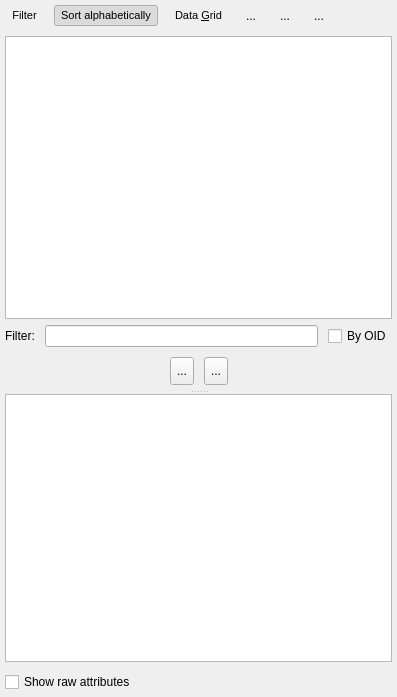
Qt form libs/libgui/ui/tools/databaseexplorerwidget.ui (pgmodeler/pgmodeler) before a commit.
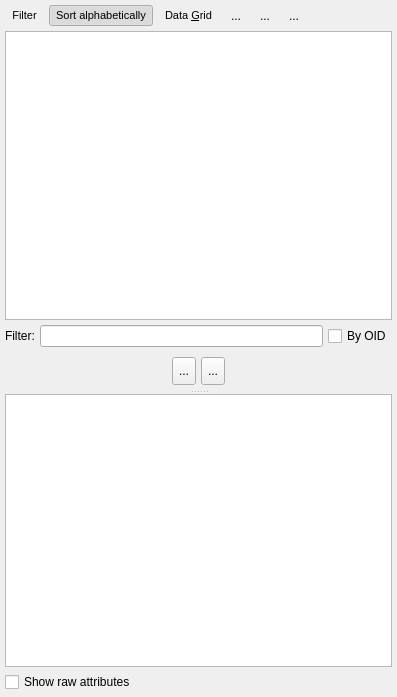
The same form after that commit. Icons and pictures are not drawn.

Commit message: Adjusted the layouts spacing in ui/tools/* and ui/widget/*

Patch:
```diff
--- a/libs/libgui/ui/tools/databaseexplorerwidget.ui
+++ b/libs/libgui/ui/tools/databaseexplorerwidget.ui
@@ -21,7 +21,7 @@
   </property>
   <layout class="QVBoxLayout" name="verticalLayout_3">
    <property name="spacing">
-    <number>10</number>
+    <number>5</number>
    </property>
    <property name="leftMargin">
     <number>5</number>
@@ -38,7 +38,7 @@
    <item>
     <layout class="QHBoxLayout" name="horizontalLayout_5">
      <property name="spacing">
-      <number>10</number>
+      <number>5</number>
      </property>
      <item>
       <widget class="QToolButton" name="toggle_display_tb">
@@ -302,6 +302,9 @@
      </property>
      <widget class="QWidget" name="layoutWidget">
       <layout class="QVBoxLayout" name="verticalLayout">
+       <property name="spacing">
+        <number>5</number>
+       </property>
        <item>
         <widget class="QTreeWidget" name="objects_trw">
          <property name="enabled">
@@ -336,8 +339,8 @@
          </property>
          <property name="iconSize">
           <size>
-           <width>25</width>
-           <height>25</height>
+           <width>22</width>
+           <height>22</height>
           </size>
          </property>
          <property name="textElideMode">
@@ -414,6 +417,9 @@
           </property>
           <item row="1" column="0">
            <layout class="QHBoxLayout" name="horizontalLayout_8">
+            <property name="spacing">
+             <number>5</number>
+            </property>
             <item>
              <spacer name="horizontalSpacer_4">
               <property name="orientation">
@@ -509,7 +515,7 @@
           <item row="0" column="0">
            <layout class="QHBoxLayout" name="horizontalLayout_7">
             <property name="spacing">
-             <number>10</number>
+             <number>5</number>
             </property>
             <item>
              <widget class="QLabel" name="filter_lbl">
@@ -569,7 +575,7 @@
       </property>
       <layout class="QVBoxLayout" name="verticalLayout_2">
        <property name="spacing">
-        <number>10</number>
+        <number>5</number>
        </property>
        <property name="leftMargin">
         <number>0</number>
@@ -620,8 +626,8 @@
          </property>
          <property name="iconSize">
           <size>
-           <width>25</width>
-           <height>25</height>
+           <width>22</width>
+           <height>22</height>
           </size>
          </property>
          <property name="showGrid">
```
The commit also changes 41 other files.
